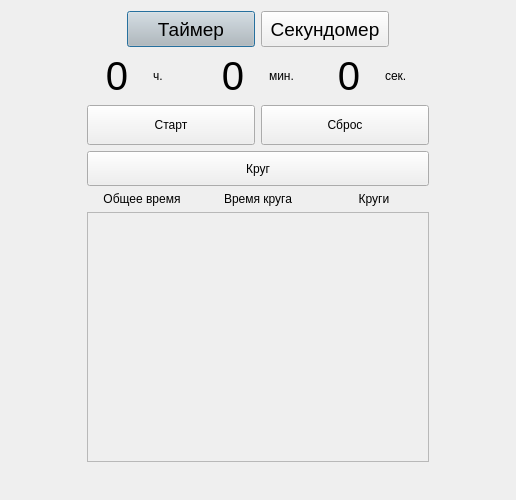
Qt form s_t_2.ui (vladimiregorov74/Clock) before a commit.
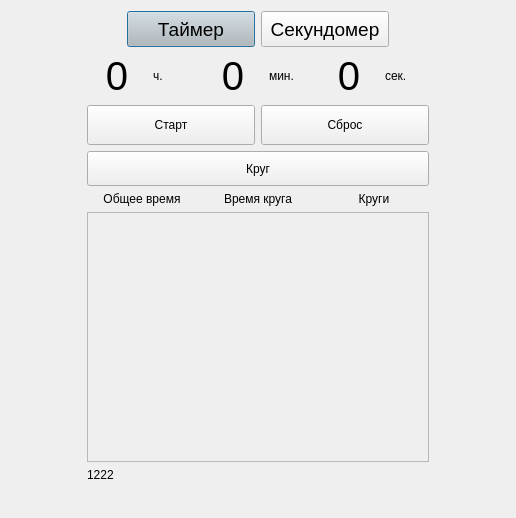
The same form after that commit.

Commit message: добавил еще один лейбел self.label_1000 для того чтобы self.scrollArea не скатывалась вниз

```diff
--- a/s_t_2.ui
+++ b/s_t_2.ui
@@ -7,7 +7,7 @@
     <x>0</x>
     <y>0</y>
     <width>516</width>
-    <height>500</height>
+    <height>518</height>
    </rect>
   </property>
   <property name="windowTitle">
@@ -292,6 +292,13 @@
          </widget>
         </widget>
        </item>
+       <item>
+        <widget class="QLabel" name="label">
+         <property name="text">
+          <string>1222</string>
+         </property>
+        </widget>
+       </item>
       </layout>
      </item>
      <item>
```
